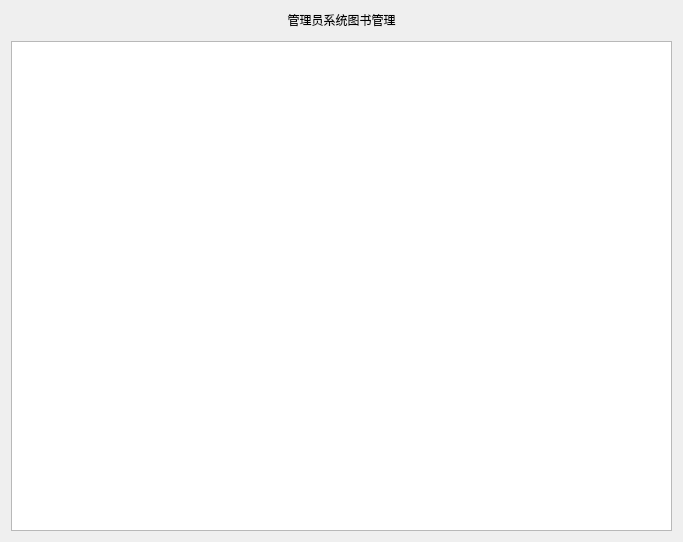
This is bookmgr/cell/cell_bookmgr.ui in ZF-Xie/book-manager as Qt 5 draws it before an edit. The edited form follows.
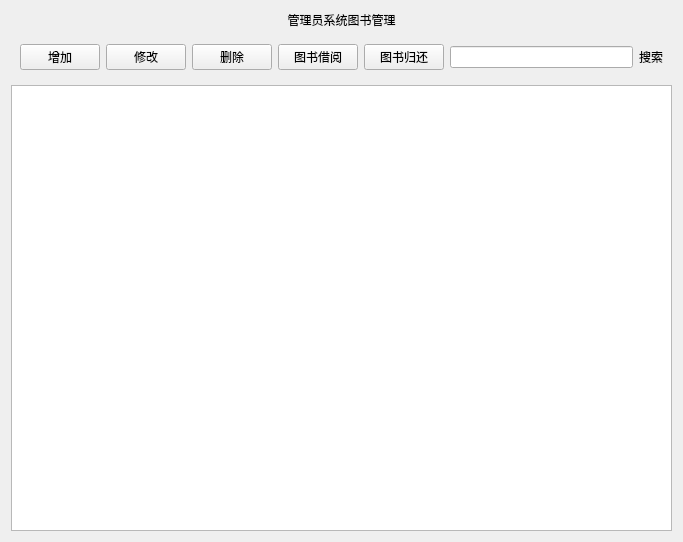
This is the edited form.

Diff of the .ui file:
```diff
--- a/bookmgr/cell/cell_bookmgr.ui
+++ b/bookmgr/cell/cell_bookmgr.ui
@@ -16,84 +16,56 @@
   <layout class="QGridLayout" name="gridLayout_2">
    <item row="1" column="0">
     <widget class="QWidget" name="widget" native="true">
+     <layout class="QGridLayout" name="gridLayout">
+      <item row="0" column="0">
      <widget class="QPushButton" name="pushButton">
-      <property name="geometry">
-       <rect>
-        <x>9</x>
-        <y>9</y>
-        <width>80</width>
-        <height>24</height>
-       </rect>
-      </property>
       <property name="text">
        <string>增加</string>
       </property>
      </widget>
+      </item>
+      <item row="0" column="1">
      <widget class="QPushButton" name="pushButton_2">
-      <property name="geometry">
-       <rect>
-        <x>95</x>
-        <y>9</y>
-        <width>80</width>
-        <height>24</height>
-       </rect>
-      </property>
       <property name="text">
        <string>修改</string>
       </property>
      </widget>
-     <widget class="QLineEdit" name="lineEdit">
-      <property name="geometry">
-       <rect>
-        <x>360</x>
-        <y>10</y>
-        <width>108</width>
-        <height>23</height>
-       </rect>
-      </property>
-     </widget>
-     <widget class="QLabel" name="label">
-      <property name="geometry">
-       <rect>
-        <x>632</x>
-        <y>9</y>
-        <width>24</width>
-        <height>16</height>
-       </rect>
-      </property>
-      <property name="text">
-       <string>搜索</string>
-      </property>
-      <property name="alignment">
-       <set>Qt::AlignmentFlag::AlignCenter</set>
-      </property>
-     </widget>
+      </item>
+      <item row="0" column="2">
      <widget class="QPushButton" name="pushButton_3">
-      <property name="geometry">
-       <rect>
-        <x>181</x>
-        <y>9</y>
-        <width>80</width>
-        <height>24</height>
-       </rect>
-      </property>
       <property name="text">
        <string>删除</string>
       </property>
      </widget>
+      </item>
+      <item row="0" column="3">
      <widget class="QPushButton" name="pushButton_4">
-      <property name="geometry">
-       <rect>
-        <x>270</x>
-        <y>10</y>
-        <width>80</width>
-        <height>24</height>
-       </rect>
-      </property>
       <property name="text">
        <string>图书借阅</string>
       </property>
      </widget>
+      </item>
+      <item row="0" column="4">
+       <widget class="QPushButton" name="pushButton_5">
+        <property name="text">
+         <string>图书归还</string>
+        </property>
+       </widget>
+      </item>
+      <item row="0" column="5">
+       <widget class="QLineEdit" name="lineEdit"/>
+      </item>
+      <item row="0" column="6">
+       <widget class="QLabel" name="label">
+        <property name="text">
+         <string>搜索</string>
+        </property>
+        <property name="alignment">
+         <set>Qt::AlignmentFlag::AlignCenter</set>
+        </property>
+       </widget>
+      </item>
+     </layout>
     </widget>
    </item>
    <item row="2" column="0">
```
Lines whose indentation alone changed are shown as unchanged.
